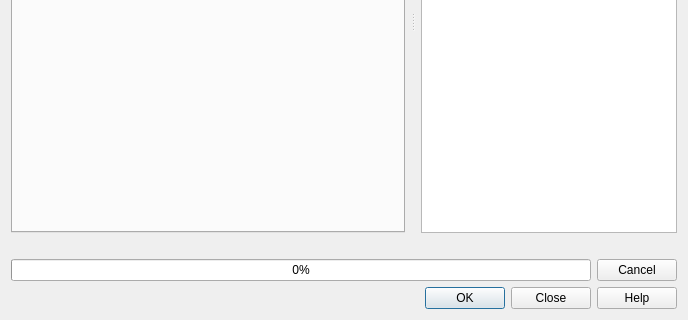
First picture: the form in src/ui/processing/qgsprocessingalgorithmdialogbase.ui, repository qgis/QGIS, before the edit; both pictures show x 0 to 688 and y 203 to 523 of the 688 by 523 pixel window.
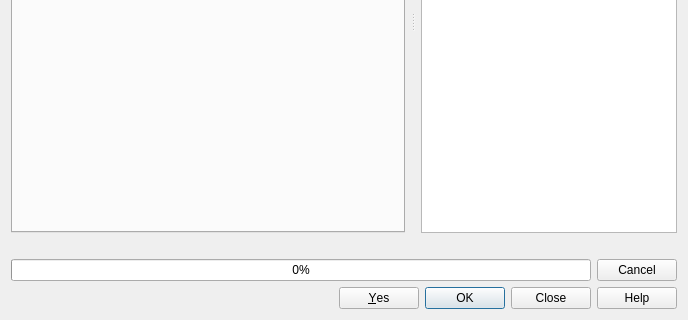
Second picture: the form after the edit. Icons and pictures are not drawn.

Commit message: Ensure expected button order in QgsProcessingAlgorithmDialogBase

```diff
--- a/src/ui/processing/qgsprocessingalgorithmdialogbase.ui
+++ b/src/ui/processing/qgsprocessingalgorithmdialogbase.ui
@@ -211,7 +211,7 @@
       <enum>Qt::Horizontal</enum>
      </property>
      <property name="standardButtons">
-      <set>QDialogButtonBox::Close|QDialogButtonBox::Help|QDialogButtonBox::Ok</set>
+      <set>QDialogButtonBox::Close|QDialogButtonBox::Help|QDialogButtonBox::Ok|QDialogButtonBox::Yes</set>
      </property>
     </widget>
    </item>
```
The commit also changes 3 other files.
